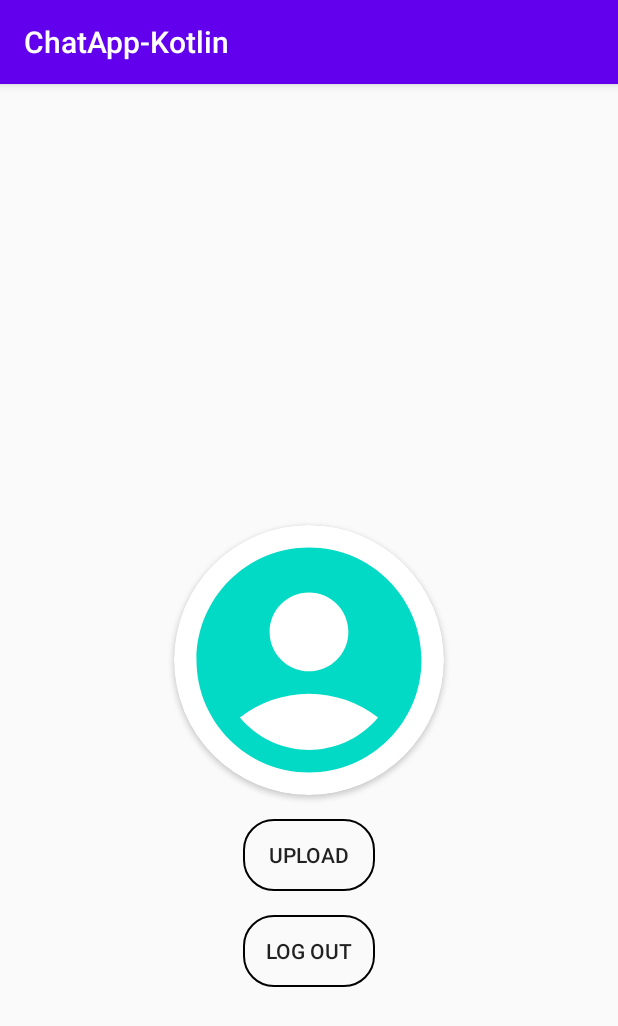
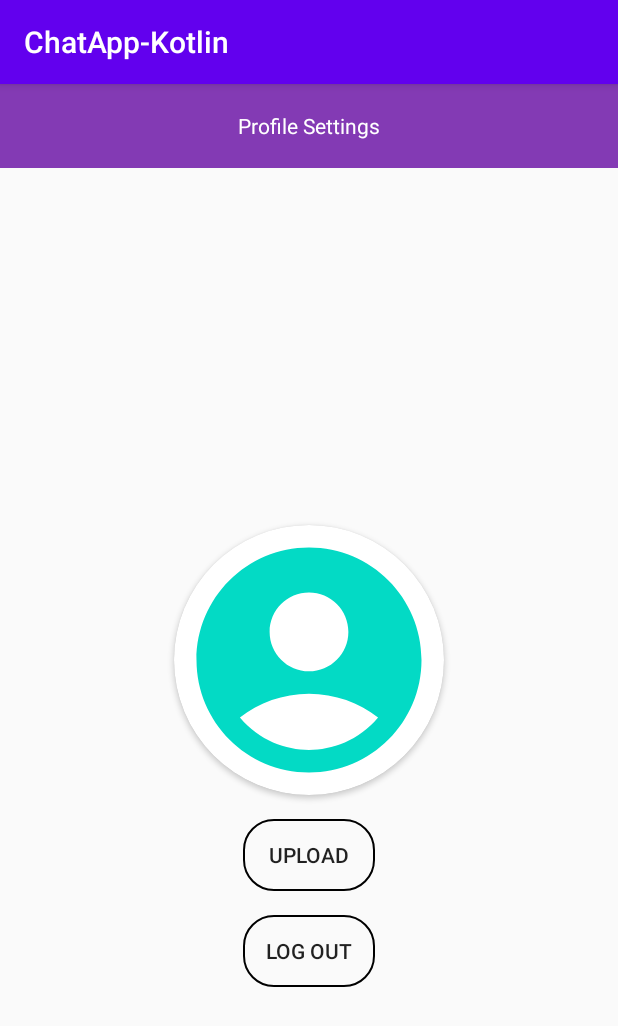
Before and after one commit to venkatesh-jacke/ChatApp-Kotlin, an Android app: the ProfileActivity screen opened directly, with no data from a screen before it, on a phone screen of 412 x 824 dp. Shown: the top 1026 px of the screen. Run offline under Robolectric (Android 15) with nearby library versions, the phone set to English and light mode, and no system bars; our stand-ins replace CircleImageView, Firebase (no records; nobody signed in at launch, a user with empty details on screens opened directly).

Commit message:
ttool bar for profile

```diff
--- a/app/src/main/res/layout/activity_profile.xml
+++ b/app/src/main/res/layout/activity_profile.xml
@@ -5,7 +5,7 @@
     android:layout_width="match_parent"
     android:layout_height="match_parent"
     tools:context=".Activities.ProfileActivity">
-
+<include layout="@layout/profile_tool_bar" android:id="@+id/profileBar" />
     <androidx.cardview.widget.CardView
         android:layout_width="180dp"
         android:layout_height="180dp"
--- /dev/null
+++ b/app/src/main/res/layout/profile_tool_bar.xml
@@ -0,0 +1,31 @@
+<?xml version="1.0" encoding="utf-8"?>
+
+<androidx.appcompat.widget.Toolbar xmlns:android="http://schemas.android.com/apk/res/android"
+    android:layout_width="match_parent"
+    xmlns:app="http://schemas.android.com/apk/res-auto"
+    android:id="@+id/chat_toolbar"
+    android:layout_gravity="left"
+    android:background="#833AB4"
+    android:layout_height="wrap_content">
+
+
+
+<!--    <de.hdodenhof.circleimageview.CircleImageView-->
+<!--        android:layout_width="48dp"-->
+<!--        android:layout_height="48dp"-->
+<!--        app:civ_border_width="2dp"-->
+<!--        app:civ_border_color="#FF000000"-->
+<!--        android:scaleType="centerCrop"-->
+<!--        android:id="@+id/chat_profile"/>-->
+
+    <TextView
+
+        android:layout_width="wrap_content"
+        android:layout_height="wrap_content"
+        android:text="Profile Settings"
+        android:textColor="#FFFFFF"
+        android:layout_gravity="center"
+        android:layout_marginLeft="10dp"
+        android:id="@+id/chat_name"/>
+
+</androidx.appcompat.widget.Toolbar>
```
